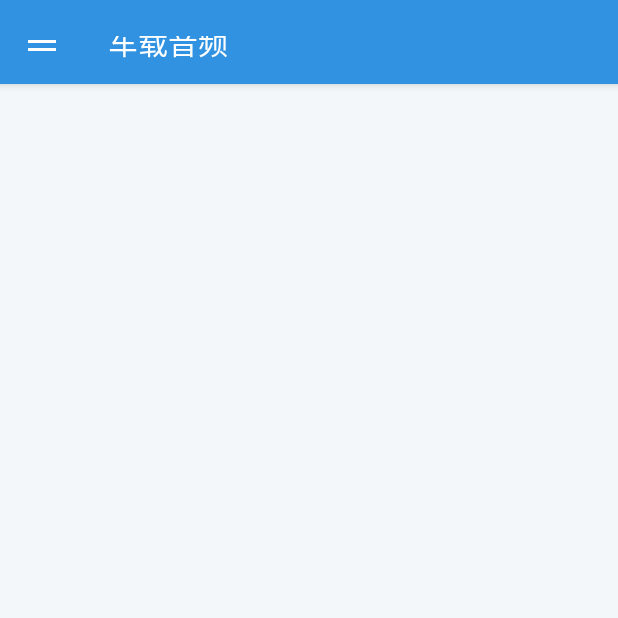
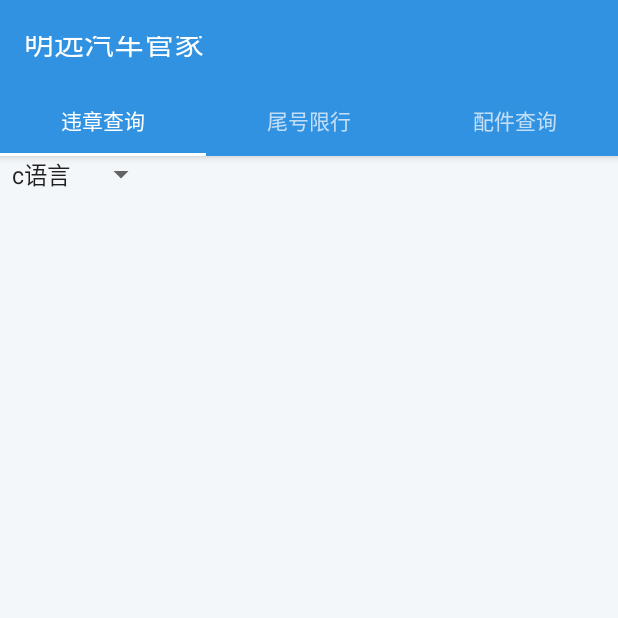
Before and after one commit to miomin/ScuMingyuanCarManager, an Android app: the HomeActivity screen opened directly, with no data from a screen before it, in the side drawer, after a tap on "信息查询", on a phone screen of 412 x 824 dp, the top half of it. Run offline under Robolectric (Android 15) with nearby library versions, the phone set to English and light mode, and no system bars; 10 statements that could not run were skipped.

Commit message:
query activity 莫绪旻

```diff
--- a/app/src/main/java/scu/mingyuan/com/carmanager/activity/HomeActivity.java
+++ b/app/src/main/java/scu/mingyuan/com/carmanager/activity/HomeActivity.java
@@ -35,7 +35,6 @@ public class HomeActivity extends BaseActivity implements NavigationView.OnNavig
     private ImageView ivUserHead;
     private TextView tvUserName;
     private TextView tvEmail;
-
 
     public static void startActivity(Context context) {
         Intent intent = new Intent(context, HomeActivity.class);
@@ -123,7 +122,7 @@ public class HomeActivity extends BaseActivity implements NavigationView.OnNavig
             transaction.commit();
 
         } else if (id == R.id.nav_query) {
-
+            QueryActivity.startActivity(this);
         } else if (id == R.id.nav_setting) {
 
         }
--- /dev/null
+++ b/app/src/main/java/scu/mingyuan/com/carmanager/activity/QueryActivity.java
@@ -0,0 +1,95 @@
+package scu.mingyuan.com.carmanager.activity;
+
+import android.content.Context;
+import android.content.Intent;
+import android.os.Build;
+import android.os.Bundle;
+import android.support.design.widget.TabLayout;
+import android.support.v4.app.Fragment;
+import android.support.v4.app.FragmentManager;
+import android.support.v4.app.FragmentPagerAdapter;
+import android.support.v4.app.NavUtils;
+import android.support.v4.view.ViewPager;
+import android.support.v7.app.ActionBar;
+import android.support.v7.widget.Toolbar;
+
+import scu.mingyuan.com.carmanager.R;
+import scu.mingyuan.com.carmanager.baseactivity.BaseActivity;
+import scu.mingyuan.com.carmanager.fragment.QueryBreakRuleFragment;
+import scu.mingyuan.com.carmanager.fragment.QueryTrafficControlFragment;
+
+
+public class QueryActivity extends BaseActivity {
+
+    private SectionsPagerAdapter mSectionsPagerAdapter;
+    private ViewPager mViewPager;
+
+    public static void startActivity(Context context) {
+        Intent intent = new Intent(context, QueryActivity.class);
+        context.startActivity(intent);
+    }
+
+    @Override
+    protected void onCreate(Bundle savedInstanceState) {
+        super.onCreate(savedInstanceState);
+        setContentView(R.layout.activity_query);
+
+        Toolbar toolbar = (Toolbar) findViewById(R.id.toolbar);
+        setSupportActionBar(toolbar);
+
+        // 显示回退键
+        ActionBar actionBar = getSupportActionBar();
+        if (actionBar != null && Build.VERSION.SDK_INT >= Build.VERSION_CODES.HONEYCOMB) {
+            if (NavUtils.getParentActivityName(this) != null) {
+                actionBar.setDisplayHomeAsUpEnabled(true);
+            }
+        }
+
+        mSectionsPagerAdapter = new SectionsPagerAdapter(getSupportFragmentManager());
+
+        mViewPager = (ViewPager) findViewById(R.id.container);
+        mViewPager.setAdapter(mSectionsPagerAdapter);
+
+        TabLayout tabLayout = (TabLayout) findViewById(R.id.tabs);
+        tabLayout.setupWithViewPager(mViewPager);
+    }
+
+    public class SectionsPagerAdapter extends FragmentPagerAdapter {
+
+        public SectionsPagerAdapter(FragmentManager fm) {
+            super(fm);
+        }
+
+        @Override
+        public Fragment getItem(int position) {
+            switch (position) {
+                case 0:
+                    return QueryBreakRuleFragment.newInstance();
+                case 1:
+                    return QueryTrafficControlFragment.newInstance();
+                case 2:
+                    return QueryBreakRuleFragment.newInstance();
+                default:
+                    return null;
+            }
+        }
+
+        @Override
+        public int getCount() {
+            return 3;
+        }
+
+        @Override
+        public CharSequence getPageTitle(int position) {
+            switch (position) {
+                case 0:
+                    return "违章查询";
+                case 1:
+                    return "尾号限行";
+                case 2:
+                    return "配件查询";
+            }
+            return null;
+        }
+    }
+}
--- a/app/src/main/java/scu/mingyuan/com/carmanager/bean/Gastprice.java
+++ b/app/src/main/java/scu/mingyuan/com/carmanager/bean/Gastprice.java
@@ -5,8 +5,8 @@ package scu.mingyuan.com.carmanager.bean;
  */
 public class Gastprice {
 
-    private String name;
-    private double price;
+    private String name;//92#
+    private double price;//6.77
 
     public String getName() {
         return name;
--- a/app/src/main/java/scu/mingyuan/com/carmanager/bean/Price.java
+++ b/app/src/main/java/scu/mingyuan/com/carmanager/bean/Price.java
@@ -5,8 +5,8 @@ package scu.mingyuan.com.carmanager.bean;
  */
 public class Price {
 
-    private String type;
-    private double price;
+    private String type;//E90
+    private double price;//7.31
 
     public double getPrice() {
         return price;
--- a/app/src/main/java/scu/mingyuan/com/carmanager/fragment/MapFragment.java
+++ b/app/src/main/java/scu/mingyuan/com/carmanager/fragment/MapFragment.java
@@ -1,5 +1,7 @@
 package scu.mingyuan.com.carmanager.fragment;
 
+import android.app.Activity;
+import android.content.Intent;
 import android.graphics.PixelFormat;
 import android.os.Bundle;
 import android.support.design.widget.AppBarLayout;
@@ -456,6 +458,5 @@ public class MapFragment extends Fragment implements BDLocationListener, View.On
         if (imm != null) {
             imm.hideSoftInputFromWindow(getActivity().getWindow().getDecorView().getWindowToken(), 0);
         }
-
     }
 }
--- /dev/null
+++ b/app/src/main/java/scu/mingyuan/com/carmanager/fragment/QueryBreakRuleFragment.java
@@ -0,0 +1,36 @@
+package scu.mingyuan.com.carmanager.fragment;
+
+import android.os.Bundle;
+import android.support.v4.app.Fragment;
+import android.view.LayoutInflater;
+import android.view.View;
+import android.view.ViewGroup;
+
+import scu.mingyuan.com.carmanager.R;
+
+/**
+ * Created by 莫绪旻 on 16/2/29.
+ */
+public class QueryBreakRuleFragment extends Fragment {
+
+    // fragment的布局
+    private View fragmentView;
+
+    public static QueryBreakRuleFragment newInstance() {
+        QueryBreakRuleFragment fragment = new QueryBreakRuleFragment();
+        return fragment;
+    }
+
+    @Override
+    public void onCreate(Bundle savedInstanceState) {
+        super.onCreate(savedInstanceState);
+    }
+
+    @Override
+    public View onCreateView(LayoutInflater inflater, ViewGroup container,
+                             Bundle savedInstanceState) {
+        // 获取Fragment的布局
+        fragmentView = inflater.inflate(R.layout.fragment_query_break_rule, container, false);
+        return fragmentView;
+    }
+}
--- /dev/null
+++ b/app/src/main/java/scu/mingyuan/com/carmanager/fragment/QueryTrafficControlFragment.java
@@ -0,0 +1,36 @@
+package scu.mingyuan.com.carmanager.fragment;
+
+import android.os.Bundle;
+import android.support.v4.app.Fragment;
+import android.view.LayoutInflater;
+import android.view.View;
+import android.view.ViewGroup;
+
+import scu.mingyuan.com.carmanager.R;
+
+/**
+ * Created by 莫绪旻 on 16/2/29.
+ */
+public class QueryTrafficControlFragment extends Fragment {
+
+    // fragment的布局
+    private View fragmentView;
+
+    public static QueryTrafficControlFragment newInstance() {
+        QueryTrafficControlFragment fragment = new QueryTrafficControlFragment();
+        return fragment;
+    }
+
+    @Override
+    public void onCreate(Bundle savedInstanceState) {
+        super.onCreate(savedInstanceState);
+    }
+
+    @Override
+    public View onCreateView(LayoutInflater inflater, ViewGroup container,
+                             Bundle savedInstanceState) {
+        // 获取Fragment的布局
+        fragmentView = inflater.inflate(R.layout.fragment_query_traffic_control, container, false);
+        return fragmentView;
+    }
+}
--- /dev/null
+++ b/app/src/main/res/layout/activity_query.xml
@@ -0,0 +1,41 @@
+<?xml version="1.0" encoding="utf-8"?>
+<android.support.design.widget.CoordinatorLayout xmlns:android="http://schemas.android.com/apk/res/android"
+    xmlns:app="http://schemas.android.com/apk/res-auto"
+    xmlns:tools="http://schemas.android.com/tools"
+    android:id="@+id/main_content"
+    android:layout_width="match_parent"
+    android:layout_height="match_parent"
+    android:fitsSystemWindows="true"
+    tools:context=".NewsActivity">
+
+    <android.support.design.widget.AppBarLayout
+        android:id="@+id/appbar"
+        android:layout_width="match_parent"
+        android:layout_height="wrap_content"
+        android:theme="@style/AppTheme.AppBarOverlay">
+
+        <android.support.v7.widget.Toolbar
+            android:id="@+id/toolbar"
+            android:layout_width="match_parent"
+            android:layout_height="?attr/actionBarSize"
+            android:background="?attr/colorPrimary"
+            app:layout_scrollFlags="scroll|enterAlways"
+            app:popupTheme="@style/AppTheme.PopupOverlay">
+
+        </android.support.v7.widget.Toolbar>
+
+        <android.support.design.widget.TabLayout
+            android:id="@+id/tabs"
+            android:layout_width="match_parent"
+            android:layout_height="wrap_content"
+            app:tabIndicatorColor="@color/whiteLight" />
+
+    </android.support.design.widget.AppBarLayout>
+
+    <android.support.v4.view.ViewPager
+        android:id="@+id/container"
+        android:layout_width="match_parent"
+        android:layout_height="match_parent"
+        app:layout_behavior="@string/appbar_scrolling_view_behavior" />
+
+</android.support.design.widget.CoordinatorLayout>
--- /dev/null
+++ b/app/src/main/res/layout/fragment_query_break_rule.xml
@@ -0,0 +1,13 @@
+<LinearLayout xmlns:android="http://schemas.android.com/apk/res/android"
+    android:layout_width="match_parent"
+    android:layout_height="match_parent"
+    android:background="#fff4f7f9"
+    android:orientation="vertical">
+
+    <Spinner
+        android:id="@+id/provinceSpinner"
+        android:layout_width="wrap_content"
+        android:layout_height="wrap_content"
+        android:entries="@array/province" />
+
+</LinearLayout>
--- /dev/null
+++ b/app/src/main/res/values/arrays.xml
@@ -0,0 +1,10 @@
+<?xml version="1.0" encoding="utf-8"?>
+<resources>
+    <string-array name="province">
+        <item>c语言</item>
+        <item>java </item>
+        <item>php</item>
+        <item>xml</item>
+        <item>html</item>
+    </string-array>
+</resources>
--- a/app/src/main/res/values/colors.xml
+++ b/app/src/main/res/values/colors.xml
@@ -2,6 +2,7 @@
 <resources>
     <color name="colorPrimarySimple">#90d0f5</color>
     <color name="colorPrimaryLight">#4296da</color>
+    <color name="colorPrimaryWave">#503192e1</color>
     <color name="colorPrimary">#3192e1</color>
     <color name="colorPrimaryDark">#3192e1</color>
     <color name="colorAccent">#3192e1</color>
--- a/app/src/main/res/values/strings.xml
+++ b/app/src/main/res/values/strings.xml
@@ -22,6 +22,7 @@
     <string name="register_succeed">注册成功</string>
     <string name="register_failed">注册失败</string>
 
+    <string name="data_loading">正在加载数据</string>
     <string name="data_load_failed">数据加载失败</string>
 
     <string name="title_activity_register">RegisterActivity</string>
```
Also changed, not shown: app/src/main/AndroidManifest.xml (+10 -0 lines), app/src/main/java/scu/mingyuan/com/carmanager/adapter/MyCarAdapter.java (+9 -3 lines), app/src/main/java/scu/mingyuan/com/carmanager/bean/MyCar.java (+20 -0 lines), app/src/main/java/scu/mingyuan/com/carmanager/bean/PetrolStation.java (+15 -15 lines), app/src/main/java/scu/mingyuan/com/carmanager/fragment/MyCarFragment.java (+26 -2 lines), app/src/main/res/layout/fragment_mycar.xml (+8 -2 lines), app/src/main/res/layout/fragment_query_traffic_control.xml (added, +7 -0 lines), zxinglib/src/main/res/values/colors.xml (indentation only).
